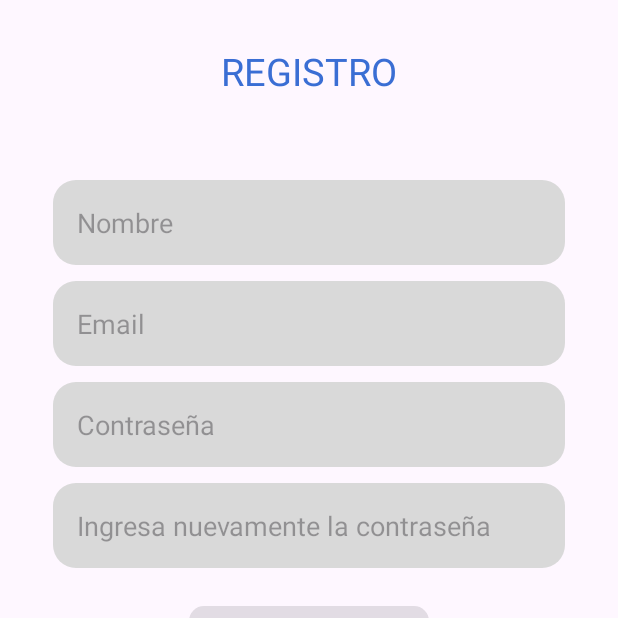
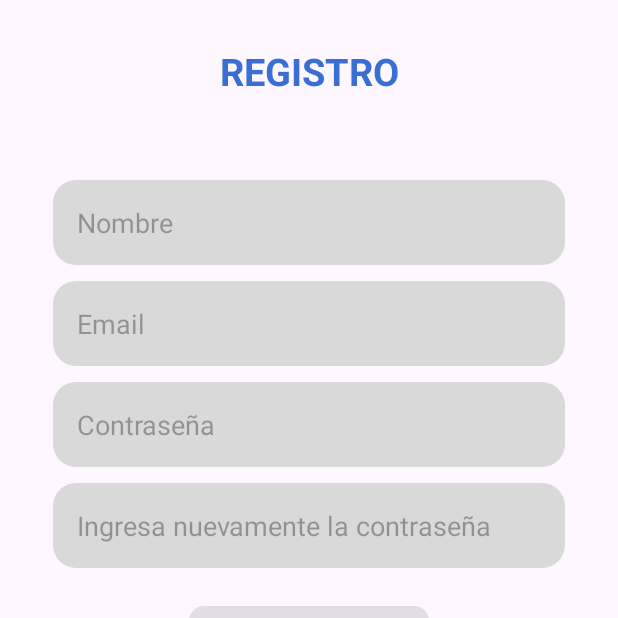
Before and after one commit to natyvcodes/education-app-cop16, an Android app: the RegisterActivity screen opened directly, with no data from a screen before it, on a phone screen of 412 x 824 dp, the top half of it. Run offline under Robolectric (Android 15) with nearby library versions, the phone set to English and light mode, and no system bars.

Commit message:
Some styles and strings added. Logical funtionality of articulos added

```diff
--- a/app/src/main/java/com/grupo1/myapp/MainActivity.java
+++ b/app/src/main/java/com/grupo1/myapp/MainActivity.java
@@ -3,8 +3,6 @@ package com.grupo1.myapp;
 import android.content.Intent;
 import android.os.Bundle;
 import android.os.Handler;
-
-
 import androidx.appcompat.app.AppCompatActivity;
 
 import com.grupo1.myapp.ui.register.RegisterActivity;
--- a/app/src/main/java/com/grupo1/myapp/Principal.java
+++ b/app/src/main/java/com/grupo1/myapp/Principal.java
@@ -6,8 +6,6 @@ import android.os.Bundle;
 import android.view.MenuItem;
 import android.webkit.WebChromeClient;
 import android.webkit.WebView;
-import android.widget.LinearLayout;
-
 import androidx.activity.EdgeToEdge;
 import androidx.annotation.NonNull;
 import androidx.appcompat.app.AppCompatActivity;
--- a/app/src/main/java/com/grupo1/myapp/ui/register/RegisterActivity.java
+++ b/app/src/main/java/com/grupo1/myapp/ui/register/RegisterActivity.java
@@ -23,7 +23,6 @@ import com.grupo1.myapp.Principal;
 import com.grupo1.myapp.databinding.ActivityRegisterBinding;
 
 import database.DatabaseHelper;
-import kotlinx.coroutines.scheduling.Task;
 
 public class RegisterActivity extends AppCompatActivity {
 
@@ -99,12 +98,12 @@ public class RegisterActivity extends AppCompatActivity {
         TextWatcher afterTextChangedListener = new TextWatcher() {
             @Override
             public void beforeTextChanged(CharSequence s, int start, int count, int after) {
-                // ignore
+
             }
 
             @Override
             public void onTextChanged(CharSequence s, int start, int before, int count) {
-                // ignore
+
             }
 
             @Override
--- a/app/src/main/res/layout/activity_list_articulos.xml
+++ b/app/src/main/res/layout/activity_list_articulos.xml
@@ -23,6 +23,7 @@
             android:layout_height="wrap_content"
             android:layout_marginLeft="7dp"
             android:text="Educacion e Informacion"
+            android:textStyle="bold"
             android:textColor="@color/BlueMain"
             android:textSize="30sp" />
 
@@ -32,6 +33,7 @@
             android:layout_height="wrap_content"
             android:layout_marginLeft="7sp"
             android:layout_marginBottom="7sp"
+            android:textStyle="bold"
             android:text="Articulos disponibles: 6"
             android:textSize="16sp" />
     </LinearLayout>
--- a/app/src/main/res/layout/activity_register.xml
+++ b/app/src/main/res/layout/activity_register.xml
@@ -17,16 +17,18 @@
             android:id="@+id/textView"
             android:layout_width="match_parent"
             android:layout_height="wrap_content"
-            android:text="REGISTRO"
+            android:text="@string/title_register"
             android:textColor="@color/BlueMain"
             android:gravity="center"
             android:textSize="25sp"
+            android:textStyle="bold"
             android:layout_marginBottom="50dp"/>
         <EditText
             android:id="@+id/username"
             android:layout_width="match_parent"
             android:layout_height="wrap_content"
-            android:hint="Nombre"
+            android:autofillHints="name"
+            android:hint="@string/r_placeholder_name"
             android:inputType="text"
             android:selectAllOnFocus="true"
             android:background="@drawable/edit_text_shape"
@@ -45,7 +47,7 @@
             android:id="@+id/password"
             android:layout_width="match_parent"
             android:layout_height="wrap_content"
-            android:hint="Contraseña"
+            android:hint="@string/prompt_password"
             android:background="@drawable/edit_text_shape"
             android:imeActionLabel="@string/action_sign_in_short"
             android:imeOptions="actionDone"
--- a/app/src/main/res/values/strings.xml
+++ b/app/src/main/res/values/strings.xml
@@ -3,14 +3,18 @@
     <string name="tx_bienvenida">"LA COP16"</string>
     <string name="title_activity_register">Register</string>
     <string name="prompt_email">Email</string>
-    <string name="prompt_password">Password</string>
     <string name="action_sign_in">Sign in or register</string>
     <string name="action_sign_in_short">Sign in</string>
     <string name="welcome">"Welcome !"</string>
     <string name="invalid_email">Not a valid email</string>
     <string name="invalid_username">Not a valid username</string>
-    <string name="invalid_password">Password must be >5 characters</string>
+    <string name="invalid_password">Debe tener mas de 5 caracteres. \n Tener al menos una minusculas \n
+    Tener al menos una minuscula. \n Tener al menos un numero \n Tener al menos un caracteres especial @ . $</string>
     <string name="passwords_do_not_match">Las contraseñas no coinciden</string>
 
+    <!-- Texto de Register-->
+    <string name="title_register">REGISTRO</string>
+    <string name="r_placeholder_name">Nombre</string>
+    <string name="prompt_password">Contraseña</string>
     <string name="register_failed">"Register failed"</string>
 </resources>
```
Also changed, not shown: app/src/main/java/com/grupo1/myapp/Articulos.java (+13 -1 lines), app/src/main/java/com/grupo1/myapp/List_Articulos.java (+22 -2 lines), app/src/main/java/com/grupo1/myapp/ui/register/RegisterViewModel.java (+7 -1 lines).
